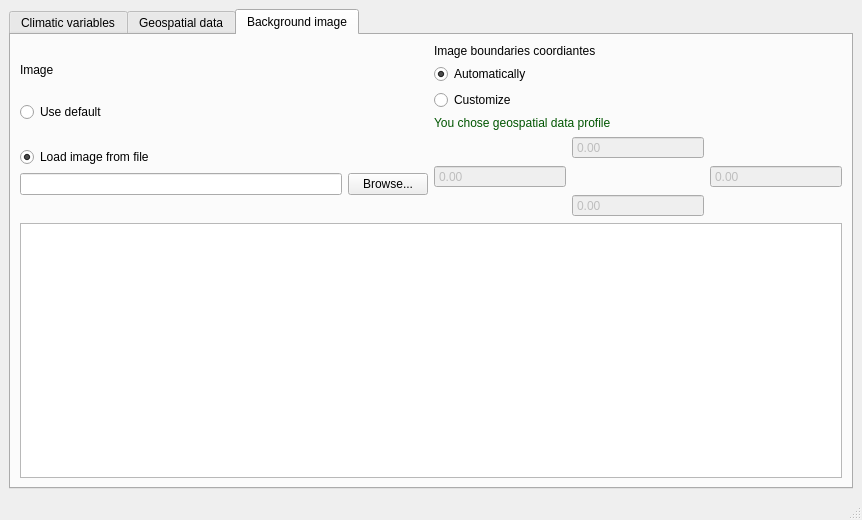
The window that mainwindow.ui (czertyaka/gaussian_dispersal) describes before a commit, drawn with Qt 5.
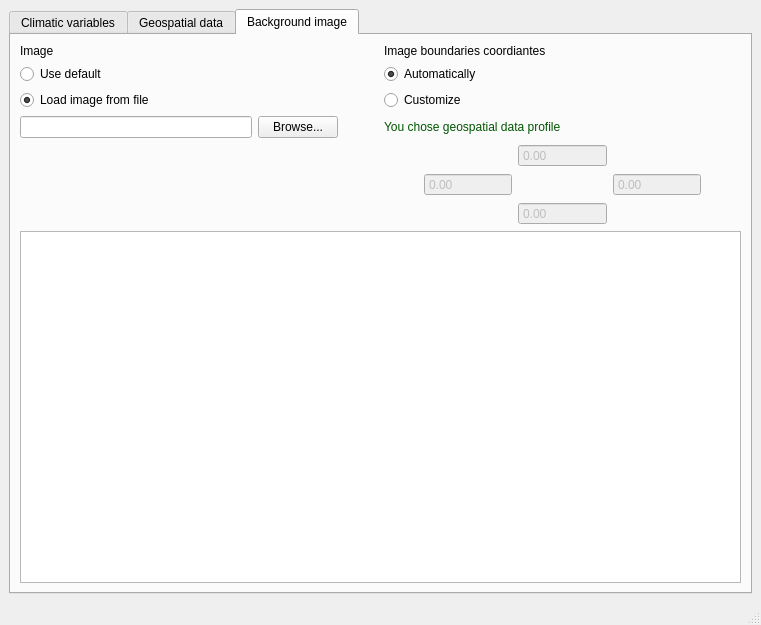
The same window after the commit.

Commit message: GUI: backgroung image alignment improved

Patch:
```diff
--- a/mainwindow.ui
+++ b/mainwindow.ui
@@ -6,8 +6,8 @@
    <rect>
     <x>0</x>
     <y>0</y>
-    <width>862</width>
-    <height>520</height>
+    <width>761</width>
+    <height>625</height>
    </rect>
   </property>
   <property name="windowTitle">
@@ -15,7 +15,7 @@
   </property>
   <widget class="QWidget" name="centralwidget">
    <layout class="QGridLayout" name="gridLayout">
-    <item row="0" column="1">
+    <item row="0" column="0">
      <widget class="QTabWidget" name="tabWidget">
       <property name="enabled">
        <bool>true</bool>
@@ -355,43 +355,10 @@
        <attribute name="title">
         <string>Background image</string>
        </attribute>
-       <layout class="QVBoxLayout" name="verticalLayout_7">
+       <layout class="QVBoxLayout" name="verticalLayout_3">
         <item>
-         <layout class="QHBoxLayout" name="horizontalLayout_4">
-          <item>
-           <layout class="QVBoxLayout" name="verticalLayout_6">
-            <item>
-             <widget class="QLabel" name="label_5">
-              <property name="sizePolicy">
-               <sizepolicy hsizetype="Preferred" vsizetype="Maximum">
-                <horstretch>0</horstretch>
-                <verstretch>0</verstretch>
-               </sizepolicy>
-              </property>
-              <property name="text">
-               <string>Image</string>
-              </property>
-             </widget>
-            </item>
-            <item>
-             <widget class="QRadioButton" name="radioButton_7">
-              <property name="sizePolicy">
-               <sizepolicy hsizetype="Minimum" vsizetype="Maximum">
-                <horstretch>0</horstretch>
-                <verstretch>0</verstretch>
-               </sizepolicy>
-              </property>
-              <property name="text">
-               <string>Use default</string>
-              </property>
-              <attribute name="buttonGroup">
-               <string notr="true">buttonGroup</string>
-              </attribute>
-             </widget>
-            </item>
-            <item>
-             <layout class="QVBoxLayout" name="verticalLayout_5">
-              <item>
+         <layout class="QGridLayout" name="gridLayout_9">
+          <item row="2" column="0">
                <widget class="QRadioButton" name="radioButton_8">
                 <property name="enabled">
                  <bool>true</bool>
@@ -413,62 +380,14 @@
                 </attribute>
                </widget>
               </item>
-              <item>
-               <layout class="QHBoxLayout" name="horizontalLayout_3">
-                <item>
-                 <widget class="QLineEdit" name="lineEdit_3">
-                  <property name="sizePolicy">
-                   <sizepolicy hsizetype="Minimum" vsizetype="Fixed">
-                    <horstretch>60</horstretch>
-                    <verstretch>0</verstretch>
-                   </sizepolicy>
-                  </property>
-                 </widget>
-                </item>
-                <item>
-                 <widget class="QPushButton" name="pushButton_5">
-                  <property name="sizePolicy">
-                   <sizepolicy hsizetype="Fixed" vsizetype="Fixed">
-                    <horstretch>60</horstretch>
-                    <verstretch>0</verstretch>
-                   </sizepolicy>
-                  </property>
-                  <property name="text">
-                   <string>Browse...</string>
-                  </property>
-                 </widget>
-                </item>
-               </layout>
-              </item>
-             </layout>
-            </item>
-           </layout>
-          </item>
-          <item>
-           <layout class="QVBoxLayout" name="verticalLayout_3">
-            <item>
+          <item row="0" column="1">
              <widget class="QLabel" name="label_4">
               <property name="text">
                <string>Image boundaries coordiantes</string>
               </property>
              </widget>
             </item>
-            <item>
-             <widget class="QRadioButton" name="radioButton_6">
-              <property name="text">
-               <string>Automatically</string>
-              </property>
-              <property name="checked">
-               <bool>true</bool>
-              </property>
-              <attribute name="buttonGroup">
-               <string notr="true">buttonGroup_2</string>
-              </attribute>
-             </widget>
-            </item>
-            <item>
-             <layout class="QVBoxLayout" name="verticalLayout_4">
-              <item>
+          <item row="2" column="1">
                <widget class="QRadioButton" name="radioButton_5">
                 <property name="text">
                  <string>Customize</string>
@@ -478,7 +397,7 @@
                 </attribute>
                </widget>
               </item>
-              <item>
+          <item row="3" column="1">
                <widget class="QLabel" name="label_3">
                 <property name="enabled">
                  <bool>true</bool>
@@ -491,30 +410,26 @@
                 </property>
                </widget>
               </item>
+          <item row="4" column="1">
+           <layout class="QHBoxLayout" name="horizontalLayout_3">
               <item>
-               <layout class="QGridLayout" name="gridLayout_9">
-                <item row="1" column="0">
-                 <widget class="QDoubleSpinBox" name="doubleSpinBox_2">
-                  <property name="enabled">
-                   <bool>false</bool>
-                  </property>
-                  <property name="sizePolicy">
-                   <sizepolicy hsizetype="Preferred" vsizetype="Fixed">
-                    <horstretch>0</horstretch>
-                    <verstretch>0</verstretch>
-                   </sizepolicy>
-                  </property>
-                  <property name="frame">
-                   <bool>true</bool>
-                  </property>
-                  <property name="buttonSymbols">
-                   <enum>QAbstractSpinBox::NoButtons</enum>
-                  </property>
-                  <property name="specialValueText">
-                   <string/>
-                  </property>
-                 </widget>
-                </item>
+             <spacer name="horizontalSpacer_3">
+              <property name="orientation">
+               <enum>Qt::Horizontal</enum>
+              </property>
+              <property name="sizeType">
+               <enum>QSizePolicy::Preferred</enum>
+              </property>
+              <property name="sizeHint" stdset="0">
+               <size>
+                <width>40</width>
+                <height>20</height>
+               </size>
+              </property>
+             </spacer>
+            </item>
+            <item>
+             <layout class="QGridLayout" name="gridLayout_3">
                 <item row="0" column="1">
                  <widget class="QDoubleSpinBox" name="doubleSpinBox">
                   <property name="enabled">
@@ -537,6 +452,28 @@
                   </property>
                  </widget>
                 </item>
+              <item row="1" column="0">
+               <widget class="QDoubleSpinBox" name="doubleSpinBox_2">
+                <property name="enabled">
+                 <bool>false</bool>
+                </property>
+                <property name="sizePolicy">
+                 <sizepolicy hsizetype="Preferred" vsizetype="Fixed">
+                  <horstretch>0</horstretch>
+                  <verstretch>0</verstretch>
+                 </sizepolicy>
+                </property>
+                <property name="frame">
+                 <bool>true</bool>
+                </property>
+                <property name="buttonSymbols">
+                 <enum>QAbstractSpinBox::NoButtons</enum>
+                </property>
+                <property name="specialValueText">
+                 <string/>
+                </property>
+               </widget>
+              </item>
                 <item row="1" column="2">
                  <widget class="QDoubleSpinBox" name="doubleSpinBox_3">
                   <property name="enabled">
@@ -583,10 +520,125 @@
                 </item>
                </layout>
               </item>
-             </layout>
-            </item>
+            <item>
+             <spacer name="horizontalSpacer_4">
+              <property name="orientation">
+               <enum>Qt::Horizontal</enum>
+              </property>
+              <property name="sizeType">
+               <enum>QSizePolicy::Preferred</enum>
+              </property>
+              <property name="sizeHint" stdset="0">
+               <size>
+                <width>40</width>
+                <height>20</height>
+               </size>
+              </property>
+             </spacer>
+            </item>
+           </layout>
+          </item>
+          <item row="1" column="1">
+           <widget class="QRadioButton" name="radioButton_6">
+            <property name="text">
+             <string>Automatically</string>
+            </property>
+            <property name="checked">
+             <bool>true</bool>
+            </property>
+            <attribute name="buttonGroup">
+             <string notr="true">buttonGroup_2</string>
+            </attribute>
+           </widget>
+          </item>
+          <item row="1" column="0">
+           <widget class="QRadioButton" name="radioButton_7">
+            <property name="sizePolicy">
+             <sizepolicy hsizetype="Minimum" vsizetype="Maximum">
+              <horstretch>0</horstretch>
+              <verstretch>0</verstretch>
+             </sizepolicy>
+            </property>
+            <property name="text">
+             <string>Use default</string>
+            </property>
+            <attribute name="buttonGroup">
+             <string notr="true">buttonGroup</string>
+            </attribute>
+           </widget>
+          </item>
+          <item row="3" column="0">
+           <layout class="QHBoxLayout" name="horizontalLayout_5">
+            <item>
+             <widget class="QLineEdit" name="lineEdit_3">
+              <property name="sizePolicy">
+               <sizepolicy hsizetype="Minimum" vsizetype="Fixed">
+                <horstretch>60</horstretch>
+                <verstretch>0</verstretch>
+               </sizepolicy>
+              </property>
+             </widget>
+            </item>
+            <item>
+             <widget class="QPushButton" name="pushButton_5">
+              <property name="sizePolicy">
+               <sizepolicy hsizetype="Fixed" vsizetype="Fixed">
+                <horstretch>60</horstretch>
+                <verstretch>0</verstretch>
+               </sizepolicy>
+              </property>
+              <property name="text">
+               <string>Browse...</string>
+              </property>
+             </widget>
+            </item>
+            <item>
+             <spacer name="horizontalSpacer_5">
+              <property name="orientation">
+               <enum>Qt::Horizontal</enum>
+              </property>
+              <property name="sizeType">
+               <enum>QSizePolicy::Preferred</enum>
+              </property>
+              <property name="sizeHint" stdset="0">
+               <size>
+                <width>40</width>
+                <height>20</height>
+               </size>
+              </property>
+             </spacer>
+            </item>
            </layout>
           </item>
+          <item row="4" column="0">
+           <spacer name="verticalSpacer_2">
+            <property name="orientation">
+             <enum>Qt::Vertical</enum>
+            </property>
+            <property name="sizeType">
+             <enum>QSizePolicy::Preferred</enum>
+            </property>
+            <property name="sizeHint" stdset="0">
+             <size>
+              <width>20</width>
+              <height>40</height>
+             </size>
+            </property>
+           </spacer>
+          </item>
+          <item row="0" column="0">
+           <widget class="QLabel" name="label_5">
+            <property name="sizePolicy">
+             <sizepolicy hsizetype="Preferred" vsizetype="Maximum">
+              <horstretch>0</horstretch>
+              <verstretch>0</verstretch>
+             </sizepolicy>
+            </property>
+            <property name="text">
+             <string>Image</string>
+            </property>
+           </widget>
+          </item>
          </layout>
         </item>
         <item>
```
Left out of the diff: 4 changed lines with no effect on the pictures. Lines whose indentation alone changed are shown as unchanged.
